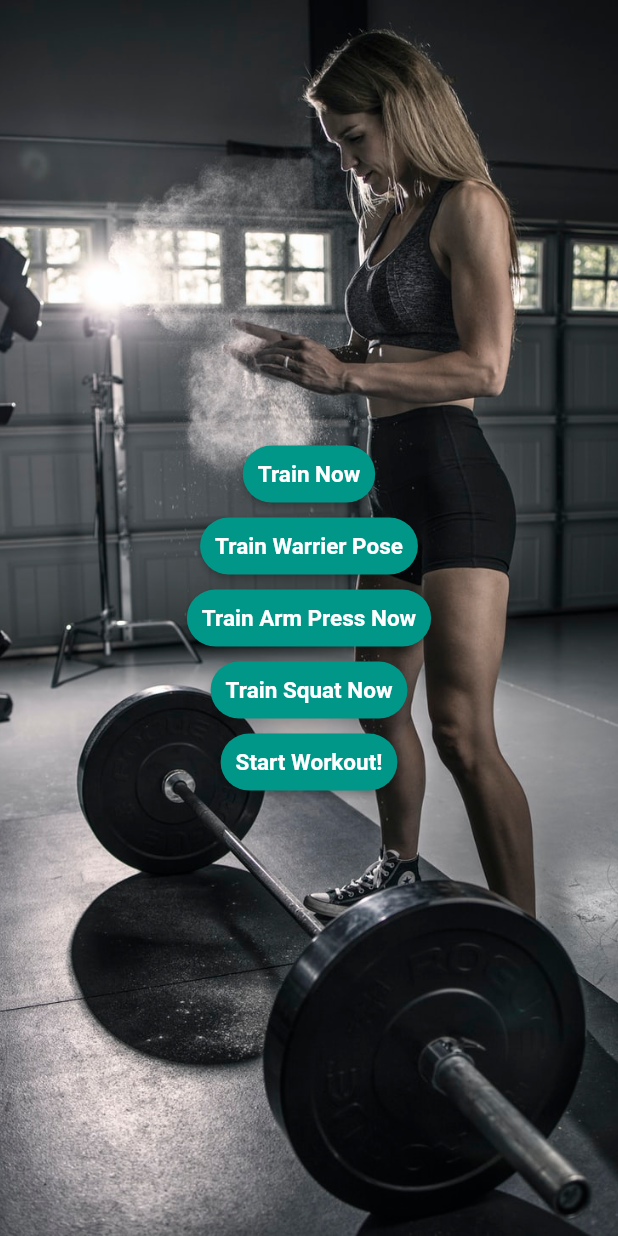
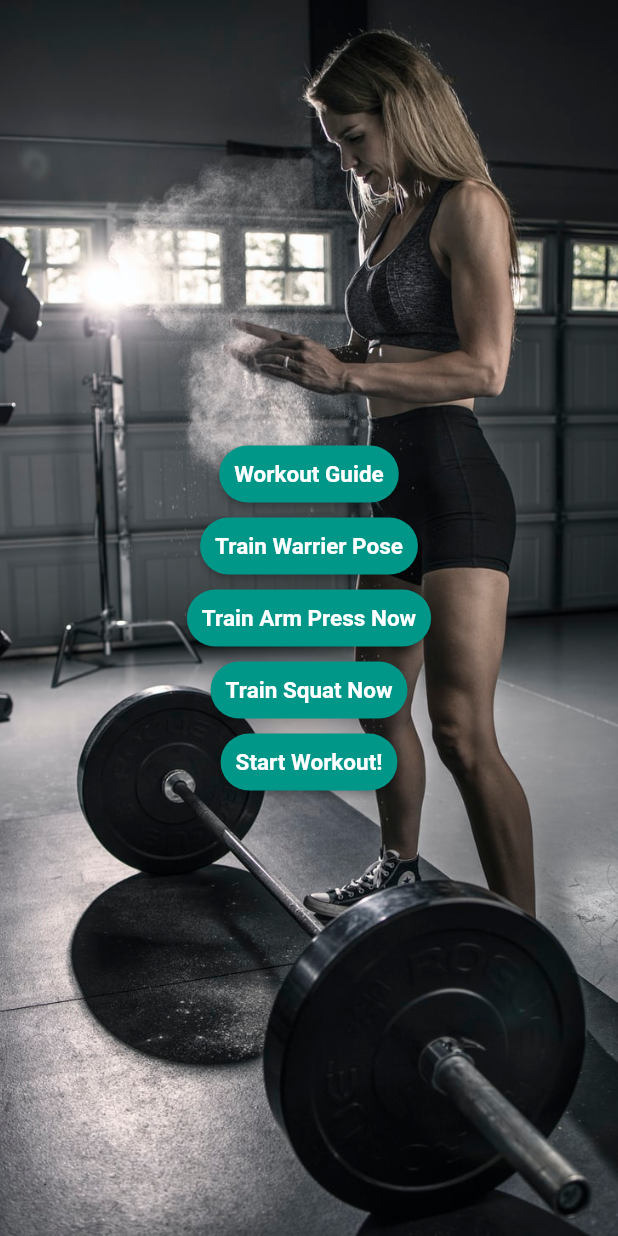
Before and after one commit to Ishan579/SDGP--Relax-Natives, a Flutter app: the MyHomePage screen opened by its route, on a phone screen of 412 x 824 dp. Run offline on Flutter 3.47's test engine with Material 2 defaults, Android fonts, the light colour scheme and no system bars; our stand-ins replace camera, image_picker, sqflite, youtube_player_flutter; missing offline and left inert: tflite; accounts and stored records are empty.

Commit message:
Done implementation in workout videos page.
Completed implementation in videos_home_page file.

```diff
--- a/FrontEnd/Flutter_posEs/lib/pages/home_page.dart
+++ b/FrontEnd/Flutter_posEs/lib/pages/home_page.dart
@@ -80,8 +80,6 @@ class _MyHomePageState extends State<MyHomePage> {
               //    ? Image.file(_image)
               //   : Icon(Icons.image, size: 100),
 
-
-
               ElevatedButton(
                 style: ElevatedButton.styleFrom(
                     primary: Colors.teal,
@@ -96,11 +94,8 @@ class _MyHomePageState extends State<MyHomePage> {
                   Navigator.push(context,
                       MaterialPageRoute(builder: (context) => VideoHomePage()));
                 },
-                child: Text("Train Now"),
+                child: Text("Workout Guide"),
               ),
-
-
-
 
               ElevatedButton(
                 style: ElevatedButton.styleFrom(
@@ -118,9 +113,6 @@ class _MyHomePageState extends State<MyHomePage> {
                 },
                 child: Text("Train Warrier Pose"),
               ),
-
-
-
 
               ElevatedButton(
                 style: ElevatedButton.styleFrom(
@@ -146,16 +138,12 @@ class _MyHomePageState extends State<MyHomePage> {
                 child: Text("Train Arm Press Now"),
               ),
 
-
-
               ElevatedButton(
                 style: ElevatedButton.styleFrom(
                     primary: Colors.teal,
                     onPrimary: Colors.white,
                     onSurface: Colors.grey,
-
                     elevation: 5,
-
                     padding: EdgeInsets.symmetric(horizontal: 10, vertical: 10),
                     shape: RoundedRectangleBorder(
                         borderRadius: BorderRadius.all(Radius.circular(25))),
```
Also changed, not shown: FrontEnd/Flutter_posEs/lib/pages/videos_home_page.dart (+10 -10 lines).
